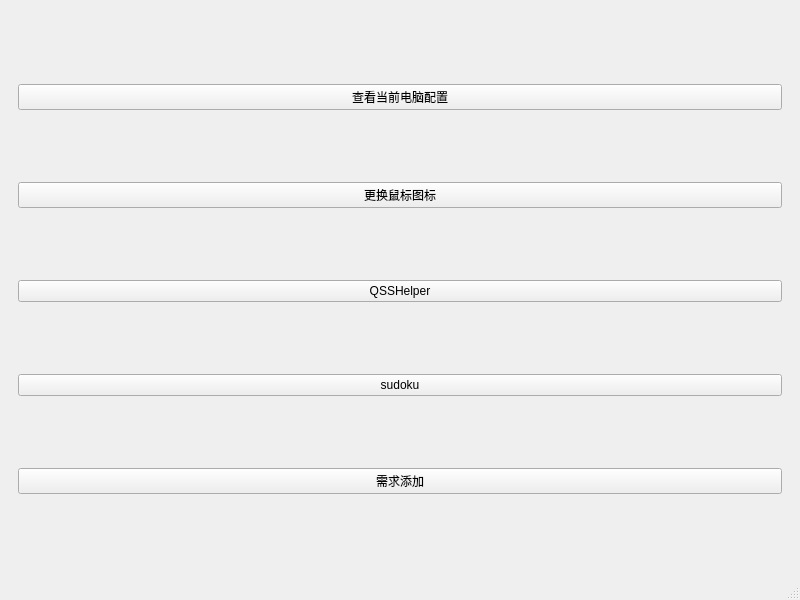
Old version of the form mainwindow.ui in the repository littleHorse12138/lyhAssistant.
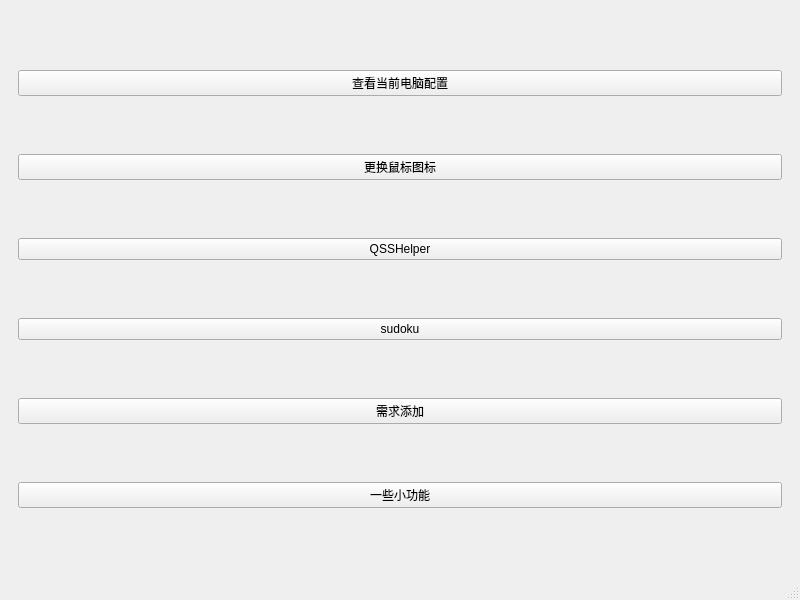
New version of the form.

Diff of the .ui file:
```diff
--- a/mainwindow.ui
+++ b/mainwindow.ui
@@ -53,6 +53,13 @@
          </property>
         </widget>
        </item>
+       <item>
+        <widget class="QPushButton" name="m_pBtnFuncs">
+         <property name="text">
+          <string>一些小功能</string>
+         </property>
+        </widget>
+       </item>
       </layout>
      </widget>
     </item>
```
